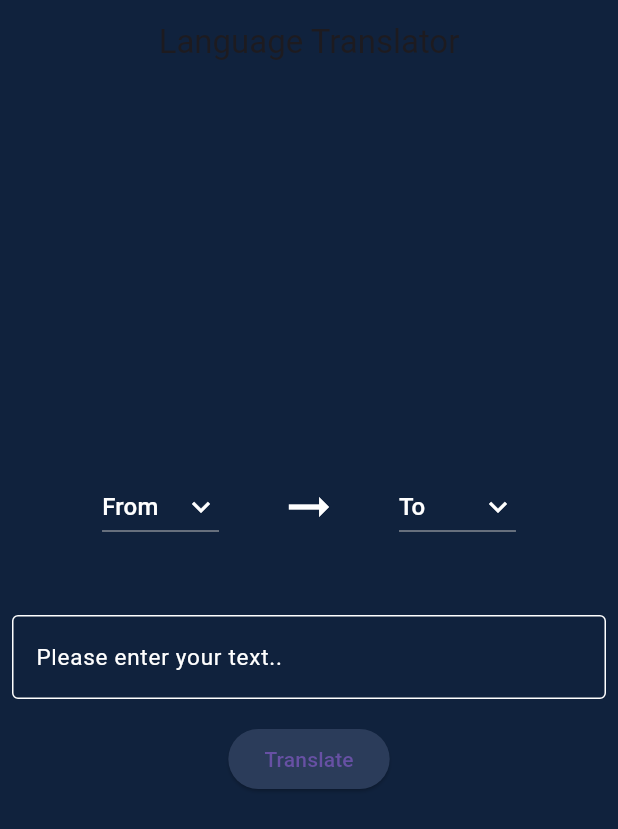
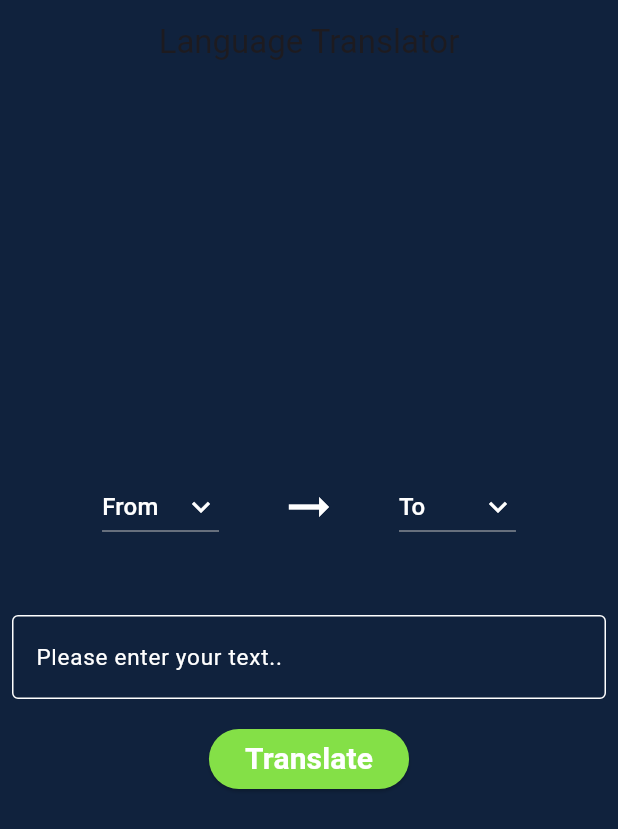
Before and after one commit to Hirun4/Translate-APP, a Flutter app: the screen it shows after launch, on a phone screen of 412 x 824 dp. Shown: the top 829 px of the screen. Run offline on Flutter 3.47's test engine with Material 3 defaults, Android fonts, the phone set to English and light mode, and no system bars; missing offline and left inert: translator.

Commit message:
ui changes made

```diff
--- a/lib/language_translation.dart
+++ b/lib/language_translation.dart
@@ -64,7 +64,7 @@ class _LanguageTranslationPageState extends State<LanguageTranslationPage> {
                 mainAxisAlignment: MainAxisAlignment.center,
                 children: [
                   DropdownButton(
-                    focusColor: Colors.white,
+                    focusColor: Color.fromARGB(255, 120, 170, 175),
                     iconDisabledColor: Colors.white,
                     iconEnabledColor: Colors.white,
                     hint: Text(
@@ -97,7 +97,7 @@ class _LanguageTranslationPageState extends State<LanguageTranslationPage> {
                     width: 40,
                   ),
                   DropdownButton(
-                    focusColor: Colors.white,
+                    focusColor: Color.fromARGB(255, 140, 202, 203),
                     iconDisabledColor: Colors.white,
                     iconEnabledColor: Colors.white,
                     hint: Text(
@@ -151,14 +151,21 @@ class _LanguageTranslationPageState extends State<LanguageTranslationPage> {
               Padding(
                 padding: EdgeInsets.all(8),
                 child: ElevatedButton(
-                    style: ElevatedButton.styleFrom(primary: Color(0xff2b3c5a)),
+                    style: ElevatedButton.styleFrom(
+                        primary: Color.fromARGB(255, 132, 224, 71)),
                     onPressed: () {
                       translate(
                           getLanguageCode(originLanguage),
                           getLanguageCode(destinationLanguage),
                           languageController.text.toString());
                     },
-                    child: Text("Translate")),
+                    child: Text(
+                      "Translate",
+                      style: TextStyle(
+                          color: Color.fromARGB(255, 255, 255, 255),
+                          fontWeight: FontWeight.bold,
+                          fontSize: 20),
+                    )),
               ),
               SizedBox(
                 height: 20,
```
